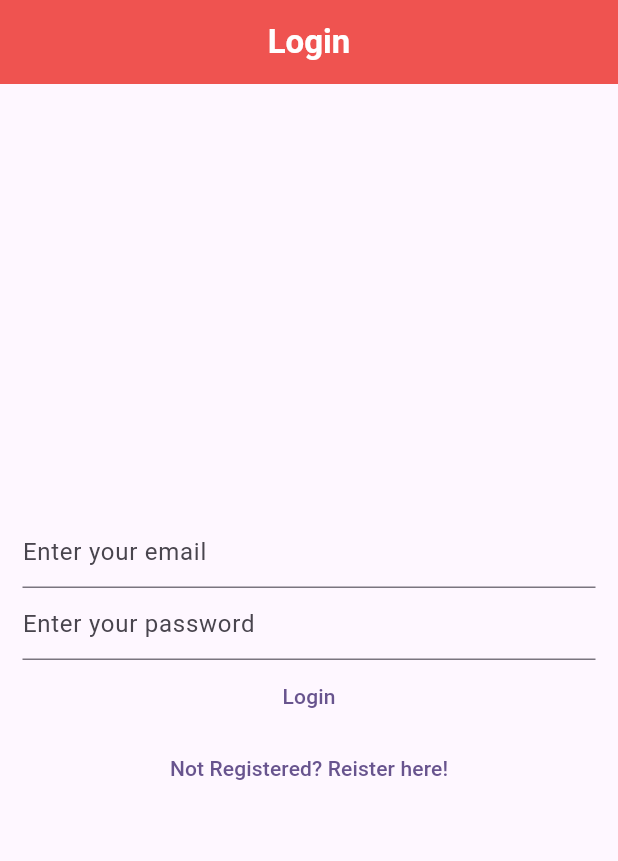
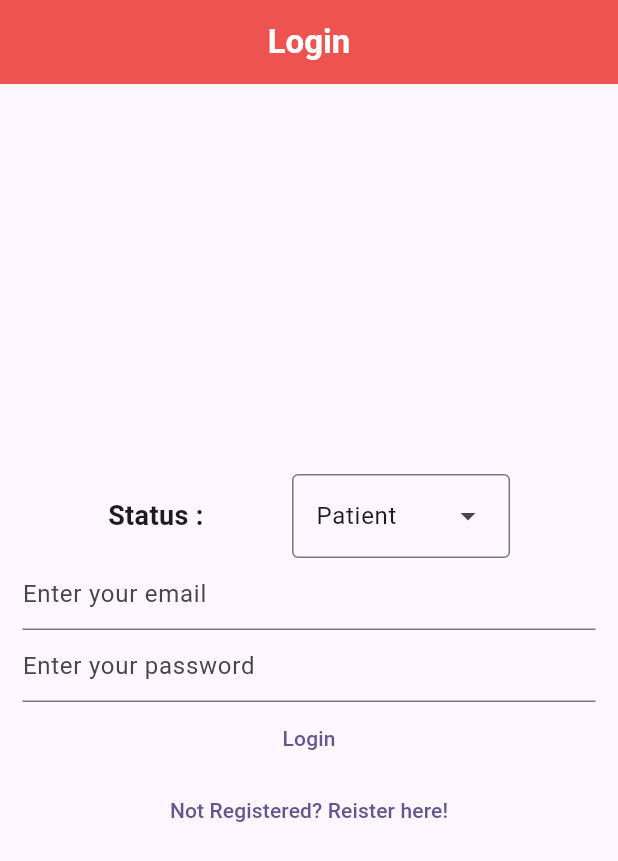
Before and after one commit to Mahendran-Murugan/Vital-Sense-App, a Flutter app: the screen it shows after launch, on a phone screen of 412 x 824 dp. Shown: the top 861 px of the screen. Run offline on Flutter 3.47's test engine with Material 3 defaults, Android fonts, the light colour scheme and no system bars; our stand-ins replace dash_chat_2, firebase_auth, firebase_core, firebase_database, google_fonts, shared_preferences; accounts and stored records are empty; Roboto replaces fonts that are missing (Amaranth).

Commit message:
feat: add final fixes

```diff
--- a/lib/main.dart
+++ b/lib/main.dart
@@ -3,7 +3,6 @@ import 'package:flutter/material.dart';
 import 'package:vitalsense/firebase_options.dart';
 import 'package:vitalsense/pages/chat_screen.dart';
 import 'package:vitalsense/pages/doctor_screen.dart';
-import 'package:vitalsense/pages/home_screen.dart';
 import 'package:vitalsense/pages/login_screen.dart';
 import 'package:vitalsense/pages/patient_screen.dart';
 import 'package:vitalsense/pages/register_screen.dart';
@@ -32,7 +31,7 @@ class MyApp extends StatelessWidget {
       ),
       initialRoute: homeRoute,
       routes: {
-        homeRoute: (context) => const HomeScreen(),
+        homeRoute: (context) => const LoginScreen(),
         loginRoute: (context) => const LoginScreen(),
         chatRoute: (context) => const ChatScreen(),
         verifyEmailRoute: (context) => const VerifyEmailScreen(),
--- a/lib/pages/home_screen.dart
+++ b/lib/pages/home_screen.dart
@@ -1,8 +1,7 @@
 import 'package:firebase_auth/firebase_auth.dart';
-import 'package:firebase_core/firebase_core.dart';
 import 'package:firebase_database/firebase_database.dart';
 import 'package:flutter/material.dart';
-import 'package:vitalsense/firebase_options.dart';
+import 'package:shared_preferences/shared_preferences.dart';
 import 'package:vitalsense/pages/chat_screen.dart';
 import 'package:vitalsense/pages/doctor_screen.dart';
 import 'package:vitalsense/pages/login_screen.dart';
@@ -34,11 +33,15 @@ class _HomeScreenState extends State<HomeScreen> {
     return "";
   }
 
+  Future<void> readPref() async {
+    final pre = await SharedPreferences.getInstance();
+    status = pre.getString("status") ?? " ";
+    print(status);
+  }
+
   @override
   void initState() {
     super.initState();
-    selectiveRendering(_auth.currentUser);
-    setStatus();
   }
 
   void setStatus() {
@@ -50,9 +53,7 @@ class _HomeScreenState extends State<HomeScreen> {
   @override
   Widget build(BuildContext context) {
     return FutureBuilder(
-      future: Firebase.initializeApp(
-        options: DefaultFirebaseOptions.currentPlatform,
-      ),
+      future: readPref(),
       builder: (context, snapshot) {
         User? user = _auth.currentUser;
         switch (snapshot.connectionState) {
--- a/lib/pages/login_screen.dart
+++ b/lib/pages/login_screen.dart
@@ -6,6 +6,8 @@ import 'package:google_fonts/google_fonts.dart';
 import 'package:vitalsense/routes/constants.dart';
 import 'package:vitalsense/utils/show_error_dialog.dart';
 import 'package:shared_preferences/shared_preferences.dart';
+
+const List<String> list = <String>['Patient', 'Doctor'];
 
 class LoginScreen extends StatefulWidget {
   const LoginScreen({super.key});
@@ -22,6 +24,8 @@ class _LoginScreenState extends State<LoginScreen> {
 
   String s = "";
 
+  String dropDownValue = list.first;
+
   final DatabaseReference _dbRef =
       FirebaseDatabase.instance.ref().child("users");
 
@@ -36,15 +40,14 @@ class _LoginScreenState extends State<LoginScreen> {
 
   readPref() async {
     final pre = await SharedPreferences.getInstance();
-    s = await pre.getString("status") ?? " ";
+    s = pre.getString("status") ?? " ";
+    print(s);
   }
 
   @override
   void initState() {
     _email = TextEditingController();
     _password = TextEditingController();
-    selectiveRendering(_auth.currentUser);
-    readPref();
     super.initState();
   }
 
@@ -73,6 +76,37 @@ class _LoginScreenState extends State<LoginScreen> {
         child: Column(
           mainAxisAlignment: MainAxisAlignment.center,
           children: [
+            Row(
+              mainAxisAlignment: MainAxisAlignment.spaceEvenly,
+              children: [
+                Padding(
+                  padding: const EdgeInsets.symmetric(horizontal: 2),
+                  child: Text(
+                    'Status :',
+                    style: GoogleFonts.amaranth(
+                      fontSize: 18,
+                      fontWeight: FontWeight.bold,
+                    ),
+                  ),
+                ),
+                Padding(
+                  padding: const EdgeInsets.symmetric(horizontal: 2),
+                  child: DropdownMenu<String>(
+                    initialSelection: list.first,
+                    onSelected: (String? value) {
+                      setState(() {
+                        dropDownValue = value!;
+                      });
+                    },
+                    dropdownMenuEntries:
+                        list.map<DropdownMenuEntry<String>>((String value) {
+                      return DropdownMenuEntry<String>(
+                          value: value, label: value);
+                    }).toList(),
+                  ),
+                ),
+              ],
+            ),
             TextField(
               controller: _email,
               enableSuggestions: false,
@@ -104,13 +138,15 @@ class _LoginScreenState extends State<LoginScreen> {
                     log("Context Error");
                   } else {
                     final user = FirebaseAuth.instance.currentUser;
+                    selectiveRendering(user);
+                    await readPref();
                     if (user?.emailVerified ?? false) {
-                      if (s == "Patient") {
+                      if (dropDownValue == "Patient") {
                         Navigator.of(context).pushNamedAndRemoveUntil(
                           patientRoute,
                           (route) => false,
                         );
-                      } else if (s == "Doctor") {
+                      } else if (dropDownValue == "Doctor") {
                         Navigator.of(context).pushNamedAndRemoveUntil(
                           doctorRoute,
                           (route) => false,
--- a/lib/pages/register_screen.dart
+++ b/lib/pages/register_screen.dart
@@ -3,6 +3,7 @@ import 'package:firebase_auth/firebase_auth.dart';
 import 'package:flutter/material.dart';
 import 'package:firebase_database/firebase_database.dart';
 import 'package:google_fonts/google_fonts.dart';
+import 'package:shared_preferences/shared_preferences.dart';
 import 'package:vitalsense/routes/constants.dart';
 import 'package:vitalsense/utils/show_error_dialog.dart';
 
@@ -19,14 +20,21 @@ class _RegisterScreenState extends State<RegisterScreen> {
   late final TextEditingController _email;
   late final TextEditingController _password;
 
+  String s = "";
+
   final FirebaseAuth _auth = FirebaseAuth.instance;
 
   String dropDownValue = list.first;
 
+  readPref() async {
+    final pre = await SharedPreferences.getInstance();
+    s = pre.getString("status") ?? " ";
+  }
+
   final DatabaseReference _dbRef =
       FirebaseDatabase.instance.ref().child('users');
 
-  void setData(String email, String status, User? user) {
+  void setData(String email, String status, User? user) async {
     if (user == null) return;
     DatabaseReference curr = _dbRef.child(user.uid);
     curr.set({
@@ -128,7 +136,7 @@ class _RegisterScreenState extends State<RegisterScreen> {
                   );
                   final user = _auth.currentUser;
                   setData(email, dropDownValue, user);
-                  user?.sendEmailVerification();
+                  () => user?.sendEmailVerification();
                   if (!context.mounted) {
                     log("Context Error");
                   } else {
```
